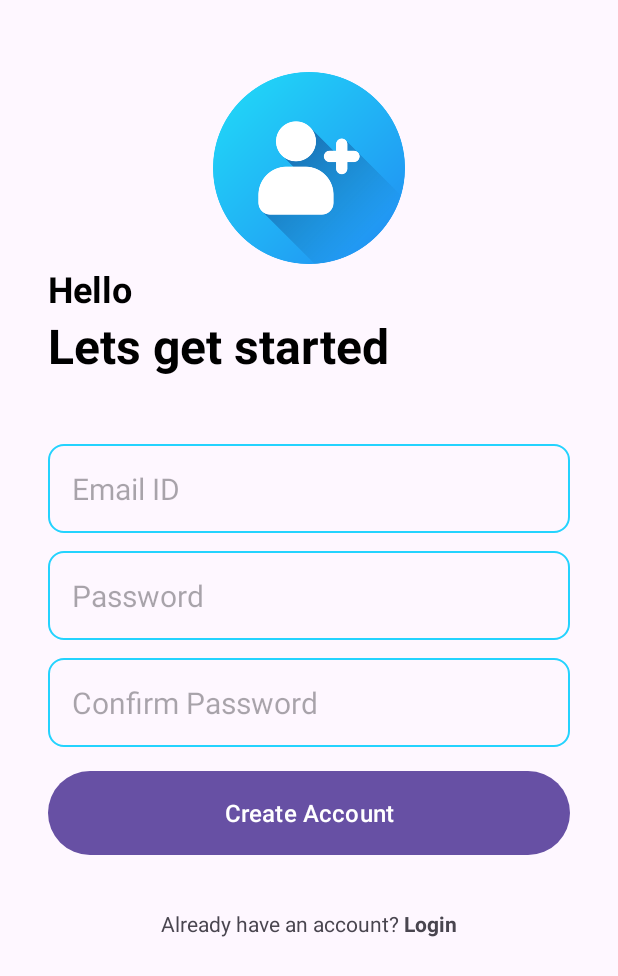
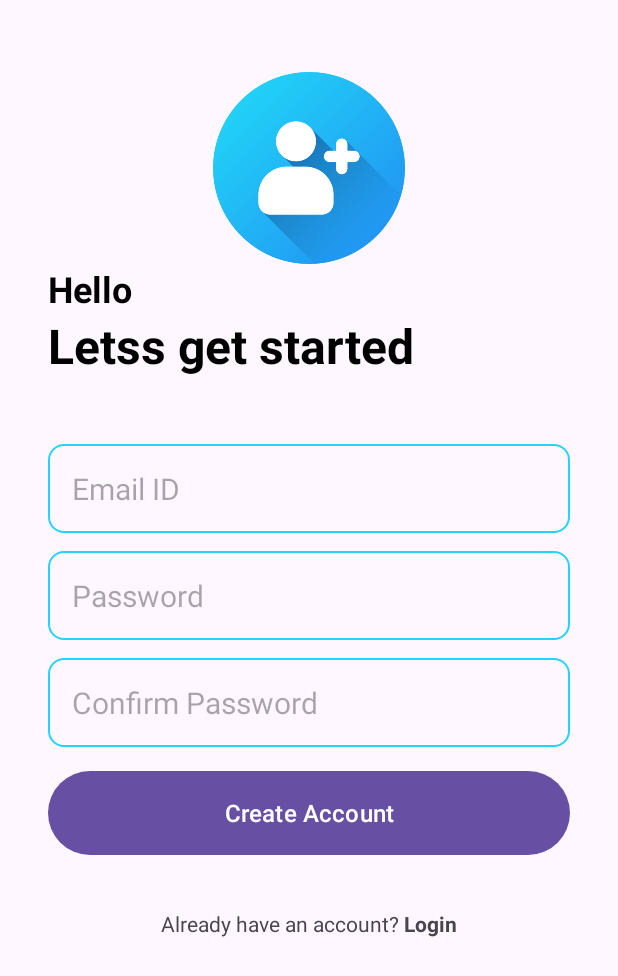
Before and after one commit to Abhi-Codehub/Notes-Pro-, an Android app: the CreatAccountActivity screen opened directly, with no data from a screen before it, on a phone screen of 412 x 824 dp. Shown: the top 976 px of the screen. Run offline under Robolectric (Android 15) with nearby library versions, the phone set to English and light mode, and no system bars; our stand-ins replace Firebase (no records; nobody signed in at launch, a user with empty details on screens opened directly).

Commit message:
Notes Pro

```diff
--- a/app/src/main/res/layout/activity_creat_account.xml
+++ b/app/src/main/res/layout/activity_creat_account.xml
@@ -34,7 +34,7 @@
         <TextView
             android:layout_width="match_parent"
             android:layout_height="wrap_content"
-            android:text="Lets get started "
+            android:text="Letss get started "
             android:textSize="32sp"
             android:textStyle="bold"
             android:textColor="@color/black"/>
```
